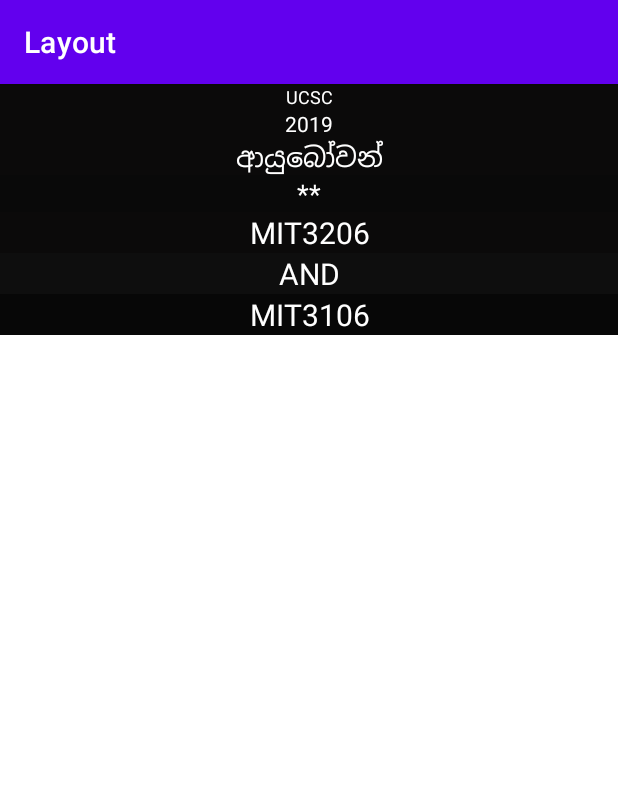
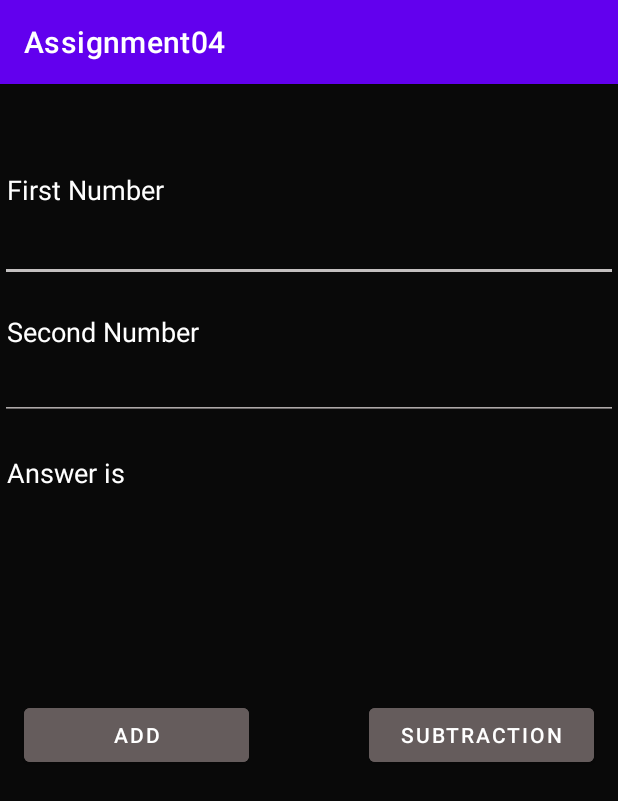
Before and after one commit to udani95/Android-Applications, an Android app: the screen it shows after launch (MainActivity), on a phone screen of 412 x 824 dp. Shown: the top 801 px of the screen. Run offline under Robolectric (Android 15) with nearby library versions, the phone set to English and light mode, and no system bars.

Commit message:
Simple calculator(Adding and Subtraction)

```diff
--- a/src/main/AndroidManifest.xml
+++ b/src/main/AndroidManifest.xml
@@ -1,6 +1,6 @@
 <?xml version="1.0" encoding="utf-8"?>
 <manifest xmlns:android="http://schemas.android.com/apk/res/android"
-    package="com.rajarata.linearlayout">
+    package="com.rajarata.assignment04">
 
     <application
         android:allowBackup="true"
@@ -8,7 +8,7 @@
         android:label="@string/app_name"
         android:roundIcon="@mipmap/ic_launcher_round"
         android:supportsRtl="true"
-        android:theme="@style/Theme.LinearLayout">
+        android:theme="@style/Theme.Assignment04">
         <activity android:name=".MainActivity">
             <intent-filter>
                 <action android:name="android.intent.action.MAIN" />
--- /dev/null
+++ b/src/main/java/com/rajarata/assignment04/MainActivity.java
@@ -0,0 +1,57 @@
+package com.rajarata.assignment04;
+
+import androidx.appcompat.app.AppCompatActivity;
+
+import android.os.Bundle;
+import android.view.View;
+import android.widget.Button;
+import android.widget.EditText;
+import android.widget.TextView;
+
+public class MainActivity extends AppCompatActivity {
+
+    EditText num1;
+    EditText num2;
+    TextView answer;
+    Button adding;
+    Button substracting;
+
+    @Override
+    protected void onCreate(Bundle savedInstanceState) {
+        super.onCreate(savedInstanceState);
+        setContentView(R.layout.activity_main);
+
+
+        num1=findViewById(R.id.textView2);
+        num2=findViewById(R.id.textView4);
+        answer=findViewById(R.id.textView6);
+        adding=findViewById(R.id.button);
+        substracting=findViewById(R.id.button2);
+
+        adding.setOnClickListener(new View.OnClickListener() {
+            @Override
+            public void onClick(View v) {
+                double number1 = Double.parseDouble(num1.getText().toString());
+                double number2 = Double.parseDouble(num2.getText().toString());
+                double sum = number1 + number2;
+                //answer.setText(String.valueOf(sum));
+
+                answer.setText(Double.toString(sum));
+
+
+            }
+        });
+
+        substracting.setOnClickListener(new View.OnClickListener() {
+            @Override
+            public void onClick(View v) {
+                double number1 = Double.parseDouble(num1.getText().toString());
+                double number2 = Double.parseDouble(num2.getText().toString());
+                double substract = number1 - number2;
+                answer.setText(Double.toString(substract));
+                //answer.setText(String.valueOf(substract));
+            }
+        });
+
+    }
+}
--- a/src/main/res/layout/activity_main.xml
+++ b/src/main/res/layout/activity_main.xml
@@ -1,82 +1,136 @@
 <?xml version="1.0" encoding="utf-8"?>
-<LinearLayout xmlns:android="http://schemas.android.com/apk/res/android"
+<androidx.constraintlayout.widget.ConstraintLayout xmlns:android="http://schemas.android.com/apk/res/android"
     xmlns:app="http://schemas.android.com/apk/res-auto"
     xmlns:tools="http://schemas.android.com/tools"
     android:layout_width="match_parent"
     android:layout_height="match_parent"
-    android:background="#FFFFFF"
-    android:orientation="vertical"
+    android:background="#090909"
+    android:foregroundTint="#FFFFFF"
+    android:foregroundTintMode="add"
     tools:context=".MainActivity">
-
 
     <TextView
         android:id="@+id/textView"
         android:layout_width="match_parent"
         android:layout_height="wrap_content"
-        android:background="#0B0A0A"
-        android:text="UCSC"
-        android:textAlignment="center"
+        android:text=" First Number"
         android:textColor="#FFFFFF"
-        android:textSize="12sp" />
+        android:textSize="18sp"
+        app:layout_constraintBottom_toBottomOf="parent"
+        app:layout_constraintEnd_toEndOf="parent"
+        app:layout_constraintHorizontal_bias="0.0"
+        app:layout_constraintStart_toStartOf="parent"
+        app:layout_constraintTop_toTopOf="parent"
+        app:layout_constraintVertical_bias="0.078" />
 
-    <TextView
+    <EditText
         android:id="@+id/textView2"
         android:layout_width="match_parent"
-        android:layout_height="wrap_content"
-        android:background="#0B0A0A"
-        android:text="2019"
-        android:textAlignment="center"
+        android:layout_height="40dp"
+        android:backgroundTint="#C3C0C0"
+        android:inputType="number"
+        android:text=" "
         android:textColor="#FFFFFF"
-        android:textSize="14sp" />
+        android:textSize="14sp"
+        android:textStyle="bold"
+        android:visibility="visible"
+        app:layout_constraintBottom_toBottomOf="parent"
+        app:layout_constraintEnd_toEndOf="parent"
+        app:layout_constraintHorizontal_bias="0.0"
+        app:layout_constraintStart_toStartOf="parent"
+        app:layout_constraintTop_toTopOf="parent"
+        app:layout_constraintVertical_bias="0.126"
+        tools:visibility="visible" />
 
     <TextView
         android:id="@+id/textView3"
         android:layout_width="match_parent"
         android:layout_height="wrap_content"
-        android:background="#0B0A0A"
-        android:text="ආයුබෝවන්"
-        android:textAlignment="center"
+        android:text=" Second Number"
         android:textColor="#FFFFFF"
-        android:textSize="18sp" />
+        android:textSize="18sp"
+        app:layout_constraintBottom_toBottomOf="parent"
+        app:layout_constraintEnd_toEndOf="parent"
+        app:layout_constraintHorizontal_bias="0.0"
+        app:layout_constraintStart_toStartOf="parent"
+        app:layout_constraintTop_toTopOf="parent"
+        app:layout_constraintVertical_bias="0.205" />
 
-    <TextView
+    <EditText
         android:id="@+id/textView4"
         android:layout_width="match_parent"
-        android:layout_height="wrap_content"
-        android:background="#090909"
-        android:backgroundTint="#090909"
-        android:text="**"
-        android:textAlignment="center"
+        android:layout_height="40dp"
+        android:backgroundTint="#AEA9A9"
+        android:inputType="number"
+        android:text=" "
         android:textColor="#FFFFFF"
-        android:textSize="18sp" />
+        android:textSize="14sp"
+        android:textStyle="bold"
+        android:visibility="visible"
+        app:layout_constraintBottom_toBottomOf="parent"
+        app:layout_constraintEnd_toEndOf="parent"
+        app:layout_constraintHorizontal_bias="0.0"
+        app:layout_constraintStart_toStartOf="parent"
+        app:layout_constraintTop_toTopOf="parent"
+        app:layout_constraintVertical_bias="0.253"
+        tools:visibility="visible" />
 
     <TextView
         android:id="@+id/textView5"
         android:layout_width="match_parent"
         android:layout_height="wrap_content"
-        android:background="#0B0A0A"
-        android:text="MIT3206"
-        android:textAlignment="center"
+        android:text=" Answer is"
         android:textColor="#FFFFFF"
-        android:textSize="20sp" />
+        android:textSize="18sp"
+        app:layout_constraintBottom_toBottomOf="parent"
+        app:layout_constraintEnd_toEndOf="parent"
+        app:layout_constraintHorizontal_bias="0.0"
+        app:layout_constraintStart_toStartOf="parent"
+        app:layout_constraintTop_toTopOf="parent"
+        app:layout_constraintVertical_bias="0.332" />
+
+    <Button
+        android:id="@+id/button"
+        android:layout_width="150dp"
+        android:layout_height="wrap_content"
+        android:backgroundTint="#655C5C"
+        android:drawableTint="#E8E3E3"
+        android:foregroundTint="#B19A9A"
+        android:text="ADD"
+        app:layout_constraintBottom_toBottomOf="parent"
+        app:layout_constraintEnd_toEndOf="parent"
+        app:layout_constraintHorizontal_bias="0.061"
+        app:layout_constraintStart_toStartOf="parent"
+        app:layout_constraintTop_toTopOf="parent"
+        app:layout_constraintVertical_bias="0.569" />
+
+    <Button
+        android:id="@+id/button2"
+        android:layout_width="150dp"
+        android:layout_height="wrap_content"
+        android:backgroundTint="#655C5C"
+        android:drawableTint="#E8E3E3"
+        android:foregroundTint="#B19A9A"
+        android:text="SUBTRACTION"
+        app:layout_constraintBottom_toBottomOf="parent"
+        app:layout_constraintEnd_toEndOf="parent"
+        app:layout_constraintHorizontal_bias="0.938"
+        app:layout_constraintStart_toStartOf="parent"
+        app:layout_constraintTop_toTopOf="parent"
+        app:layout_constraintVertical_bias="0.569" />
 
     <TextView
         android:id="@+id/textView6"
         android:layout_width="match_parent"
-        android:layout_height="wrap_content"
-        android:background="#0E0E0E"
-        android:text="AND"
-        android:textAlignment="center"
+        android:layout_height="40dp"
+        android:text=""
         android:textColor="#FFFFFF"
-        android:textSize="20sp" />
-
-    <TextView
-        android:id="@+id/textView7"
-        android:layout_width="match_parent"
-        android:layout_height="wrap_content"
-        android:background="#070707"
-        android:text="MIT3106"
-        android:textAlignment="center"
-        android:textColor="#FFFFFF"
-        android:textSize="20sp" />
-</LinearLayout>
+        android:textSize="14sp"
+        android:textStyle="bold"
+        app:layout_constraintBottom_toBottomOf="parent"
+        app:layout_constraintEnd_toEndOf="parent"
+        app:layout_constraintHorizontal_bias="0.0"
+        app:layout_constraintStart_toStartOf="parent"
+        app:layout_constraintTop_toTopOf="parent"
+        app:layout_constraintVertical_bias="0.383" />
+</androidx.constraintlayout.widget.ConstraintLayout>
--- a/src/main/res/values-night/themes.xml
+++ b/src/main/res/values-night/themes.xml
@@ -1,6 +1,6 @@
 <resources xmlns:tools="http://schemas.android.com/tools">
     <!-- Base application theme. -->
-    <style name="Theme.LinearLayout" parent="Theme.MaterialComponents.DayNight.DarkActionBar">
+    <style name="Theme.Assignment04" parent="Theme.MaterialComponents.DayNight.DarkActionBar">
         <!-- Primary brand color. -->
         <item name="colorPrimary">@color/purple_200</item>
         <item name="colorPrimaryVariant">@color/purple_700</item>
--- a/src/main/res/values/strings.xml
+++ b/src/main/res/values/strings.xml
@@ -1,3 +1,3 @@
 <resources>
-    <string name="app_name">Layout</string>
+    <string name="app_name">Assignment04</string>
 </resources>
--- a/src/main/res/values/themes.xml
+++ b/src/main/res/values/themes.xml
@@ -1,6 +1,6 @@
 <resources xmlns:tools="http://schemas.android.com/tools">
     <!-- Base application theme. -->
-    <style name="Theme.LinearLayout" parent="Theme.MaterialComponents.DayNight.DarkActionBar">
+    <style name="Theme.Assignment04" parent="Theme.MaterialComponents.DayNight.DarkActionBar">
         <!-- Primary brand color. -->
         <item name="colorPrimary">@color/purple_500</item>
         <item name="colorPrimaryVariant">@color/purple_700</item>
```
Also changed, not shown: 2 other files.
